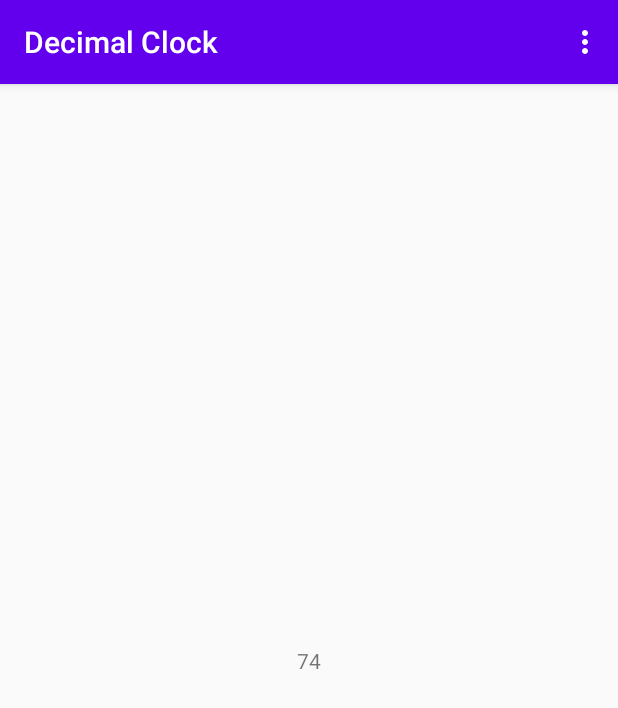
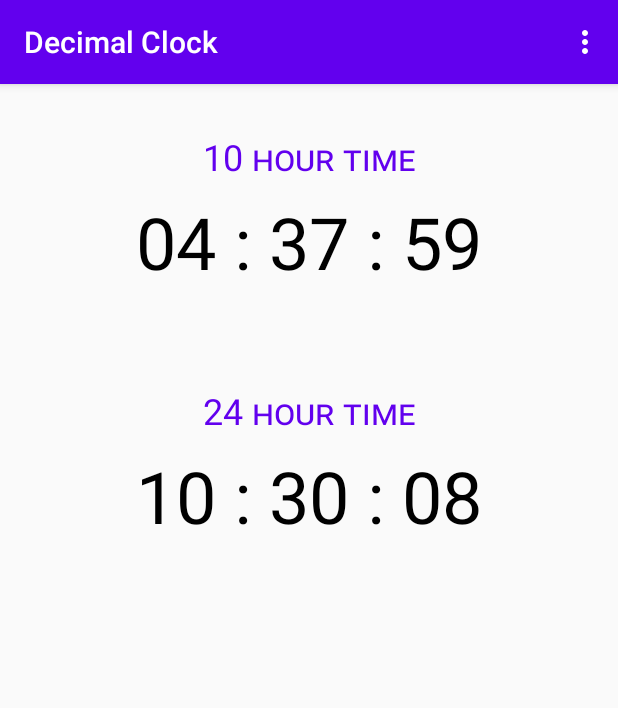
Before and after one commit to tenhourstudios/decimalclock, an Android app: the screen it shows after launch (MainActivity), on a phone screen of 412 x 824 dp. Shown: the top 708 px of the screen. Run offline under Robolectric (Android 15) with nearby library versions, the light colour scheme and no system bars.

Commit message:
Add Ten and TwentyFour Hour clocks

```diff
--- a/app/src/main/java/com/tenhourstudios/decimalclock/MainActivity.kt
+++ b/app/src/main/java/com/tenhourstudios/decimalclock/MainActivity.kt
@@ -3,29 +3,28 @@ package com.tenhourstudios.decimalclock
 import androidx.appcompat.app.AppCompatActivity
 import android.os.Bundle
 import android.os.Handler
-import android.util.Log
 import android.view.Menu
 import android.view.MenuInflater
 import android.view.MenuItem
 import kotlinx.android.synthetic.main.activity_main.*
 
 class MainActivity : AppCompatActivity() {
-    private var number = 10
     private val handler = Handler()
-    val delay: Long = 100
+    val updateFrequency: Long = 10
 
     private val updateTime = object: Runnable {
         override fun run() {
-            Log.d("Logo", "runnable runs")
-            number = addOne(number)
-            textView.text = number.toString()
-            handler.postDelayed(this, delay)
+            val millisSinceEpoch = System.currentTimeMillis()
+            val millisToday = millisSinceEpoch % 86400000
+            tenHourTime.text = millisToTenHourTime(millisToday)
+            twentyFourHourTime.text = millisToTwentyFourHourTime(millisToday)
+            handler.postDelayed(this, updateFrequency)
         }
     }
+
     override fun onCreate(savedInstanceState: Bundle?) {
         super.onCreate(savedInstanceState)
         setContentView(R.layout.activity_main)
-        textView.text = number.toString()
     }
 
     override fun onResume() {
@@ -52,18 +51,15 @@ class MainActivity : AppCompatActivity() {
     override fun onOptionsItemSelected(item: MenuItem): Boolean {
         return when (item.itemId) {
             R.id.about ->  {
-                textView.text = "about clicked"
+                tenHourTime.text = "about clicked"
                 true
             }
             R.id.settings ->  {
-                textView.text = "settings clicked"
+                tenHourTime.text = "settings clicked"
                 true
             }
             else -> super.onOptionsItemSelected(item)
         }
-    }
-    fun addOne(number: Int) : Int {
-        return number + 1
     }
 
     private fun startRepeatingTask(){
@@ -74,4 +70,17 @@ class MainActivity : AppCompatActivity() {
         handler.removeCallbacks(updateTime)
     }
 
+    private fun millisToTenHourTime(millis: Long) : String {
+        val seconds = (millis / 864) % 100
+        val minutes = (millis / 86400) % 100
+        val hours = (millis / 8640000)
+        return "${hours.toString().padStart(2, '0')} : ${minutes.toString().padStart(2, '0')} : ${seconds.toString().padStart(2, '0')}"
+    }
+
+    private fun millisToTwentyFourHourTime(millis: Long) : String {
+        val seconds = (millis / 1000) % 60
+        val minutes = (millis / 60000) % 60
+        val hours = millis / 3600000
+        return "${hours.toString().padStart(2, '0')} : ${minutes.toString().padStart(2, '0')} : ${seconds.toString().padStart(2, '0')}"
+    }
 }
--- a/app/src/main/java/com/tenhourstudios/decimalclock/TenHourTime.kt
+++ b/app/src/main/java/com/tenhourstudios/decimalclock/TenHourTime.kt
@@ -5,7 +5,7 @@ class TenHourTime {
     val decimalMinute: Int? = null
     val decimalSecond: Int? = null
 
-    fun twentyFourToTenHour(time: Int) : Int {
-        return 123456
+    fun millisToTenHourTime(time: Int) : String {
+        return "b"
     }
 }
--- a/app/src/main/res/layout/activity_main.xml
+++ b/app/src/main/res/layout/activity_main.xml
@@ -6,14 +6,58 @@
     android:layout_height="match_parent"
     tools:context=".MainActivity">
 
-    <TextView
-        android:id="@+id/textView"
-        android:layout_width="wrap_content"
-        android:layout_height="wrap_content"
-        android:text="@string/welcome_text"
-        app:layout_constraintBottom_toBottomOf="parent"
-        app:layout_constraintLeft_toLeftOf="parent"
-        app:layout_constraintRight_toRightOf="parent"
-        app:layout_constraintTop_toTopOf="parent" />
+    <ScrollView
+        android:layout_width="match_parent"
+        android:layout_height="match_parent">
+
+        <LinearLayout
+            android:layout_width="match_parent"
+            android:layout_height="wrap_content"
+            android:orientation="vertical" >
+
+            <TextView
+                android:id="@+id/tenHourLabel"
+                android:layout_width="match_parent"
+                android:layout_height="wrap_content"
+                android:layout_marginTop="32dp"
+                android:fontFeatureSettings='"smcp"'
+                android:text="@string/ten_hour_time"
+                android:textAlignment="center"
+                android:textColor="@color/colorPrimary"
+                android:textSize="24sp" />
+
+            <TextView
+                android:id="@+id/tenHourTime"
+                android:layout_width="match_parent"
+                android:layout_height="wrap_content"
+                android:layout_marginTop="8dp"
+                android:text="10 Hour Time"
+                android:textAlignment="center"
+                android:textColor="@android:color/black"
+                android:textSize="48sp" />
+
+            <TextView
+                android:id="@+id/twentyFourHourLabel"
+                android:layout_width="match_parent"
+                android:layout_height="wrap_content"
+                android:layout_marginTop="64dp"
+                android:fontFeatureSettings='"smcp"'
+                android:text="@string/twenty_four_time"
+                android:textAlignment="center"
+                android:textColor="@color/colorPrimary"
+                android:textSize="24sp" />
+
+            <TextView
+                android:id="@+id/twentyFourHourTime"
+                android:layout_width="match_parent"
+                android:layout_height="wrap_content"
+                android:layout_marginTop="8dp"
+                android:text="24 Hour Time"
+                android:textAlignment="center"
+                android:textColor="@android:color/black"
+                android:textSize="48sp" />
+
+        </LinearLayout>
+    </ScrollView>
 
 </androidx.constraintlayout.widget.ConstraintLayout>
--- a/app/src/main/res/values/strings.xml
+++ b/app/src/main/res/values/strings.xml
@@ -3,4 +3,7 @@
     <string name="welcome_text">Welcome to Decimal Clock!</string>
     <string name="menu_settings">Settings</string>
     <string name="menu_about">About</string>
+
+    <string name="ten_hour_time">10 hour time</string>
+    <string name="twenty_four_time">24 hour time</string>
 </resources>
```
